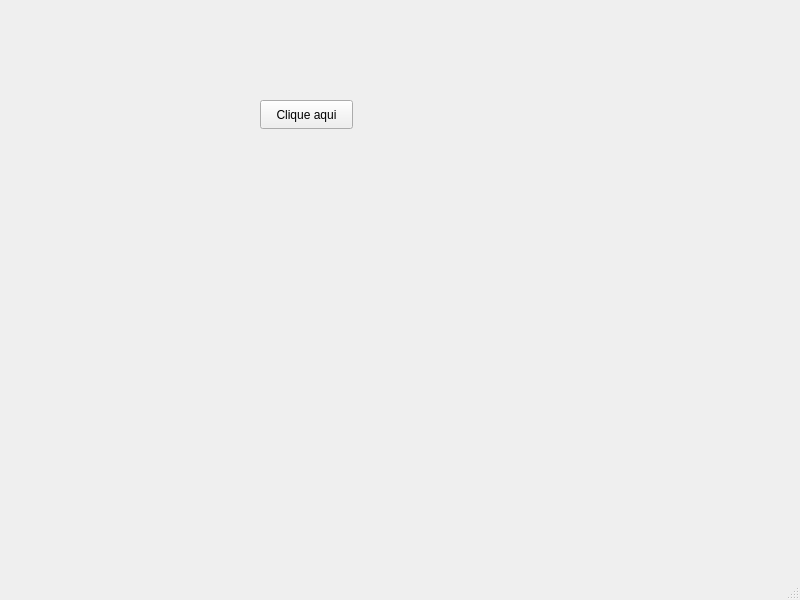
This is mainwindow.ui in JaianeEvilasio/Barzinho_C- as Qt 5 draws it before an edit. The edited form follows.
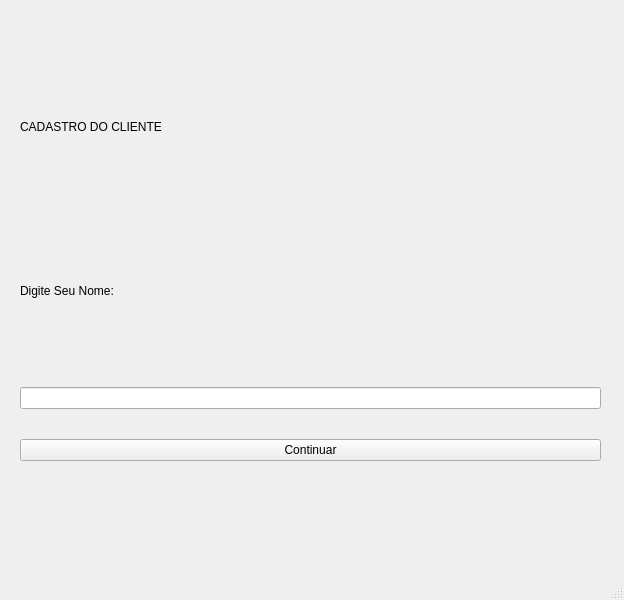
This is the edited form.

Commit message: adicionei 2 telas

What changed in the file:
```diff
--- a/mainwindow.ui
+++ b/mainwindow.ui
@@ -6,7 +6,7 @@
    <rect>
     <x>0</x>
     <y>0</y>
-    <width>800</width>
+    <width>624</width>
     <height>600</height>
    </rect>
   </property>
@@ -14,18 +14,56 @@
    <string>MainWindow</string>
   </property>
   <widget class="QWidget" name="centralwidget">
-   <widget class="QPushButton" name="pushButtonTeste">
+   <widget class="QWidget" name="verticalLayoutWidget">
     <property name="geometry">
      <rect>
-      <x>260</x>
-      <y>100</y>
-      <width>93</width>
-      <height>29</height>
+      <x>0</x>
+      <y>0</y>
+      <width>621</width>
+      <height>491</height>
      </rect>
     </property>
-    <property name="text">
-     <string>Clique aqui</string>
-    </property>
+    <layout class="QVBoxLayout" name="verticalLayout">
+     <property name="spacing">
+      <number>30</number>
+     </property>
+     <property name="leftMargin">
+      <number>20</number>
+     </property>
+     <property name="topMargin">
+      <number>60</number>
+     </property>
+     <property name="rightMargin">
+      <number>20</number>
+     </property>
+     <property name="bottomMargin">
+      <number>30</number>
+     </property>
+     <item>
+      <widget class="QLabel" name="label">
+       <property name="text">
+        <string>CADASTRO DO CLIENTE</string>
+       </property>
+      </widget>
+     </item>
+     <item>
+      <widget class="QLabel" name="label_2">
+       <property name="text">
+        <string>Digite Seu Nome:</string>
+       </property>
+      </widget>
+     </item>
+     <item>
+      <widget class="QLineEdit" name="lineEditNome"/>
+     </item>
+     <item>
+      <widget class="QPushButton" name="pushButtonTeste">
+       <property name="text">
+        <string>Continuar</string>
+       </property>
+      </widget>
+     </item>
+    </layout>
    </widget>
   </widget>
   <widget class="QMenuBar" name="menubar">
```
Left out of the diff: 2 changed lines with no effect on the pictures. The commit also changes 6 other files.
